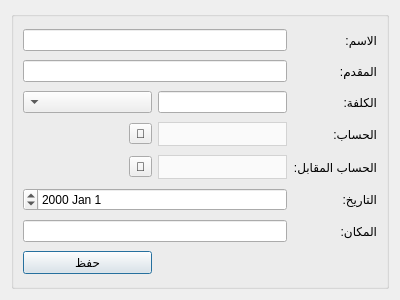
The window that Ui_Course_View.ui (rabee361/E-commerce2) describes before a commit, drawn with Qt 5.
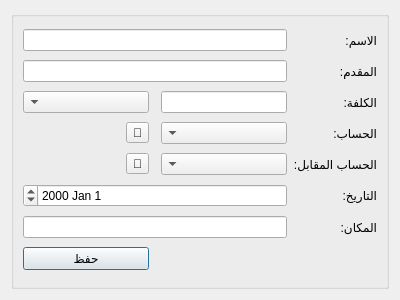
The same window after the commit.

Patch:
```diff
--- a/Ui_Course_View.ui
+++ b/Ui_Course_View.ui
@@ -29,16 +29,23 @@
       <string/>
      </property>
      <layout class="QGridLayout" name="gridLayout_26">
-      <item row="10" column="1" colspan="2">
-       <widget class="QDateEdit" name="course_date_input"/>
+      <item row="9" column="0">
+       <widget class="QLabel" name="email_label_2">
+        <property name="text">
+         <string>التاريخ:</string>
+        </property>
+       </widget>
       </item>
-      <item row="0" column="0">
-       <widget class="QLabel" name="name_label_2">
+      <item row="11" column="3">
+       <widget class="QPushButton" name="course_save_btn">
         <property name="text">
-         <string>الاسم:</string>
+         <string>حفظ</string>
         </property>
        </widget>
       </item>
+      <item row="1" column="1" colspan="3">
+       <widget class="QLineEdit" name="course_providor_input"/>
+      </item>
       <item row="1" column="0">
        <widget class="QLabel" name="department_label_2">
         <property name="text">
@@ -46,126 +53,97 @@
         </property>
        </widget>
       </item>
-      <item row="2" column="0">
-       <widget class="QLabel" name="job_title_label_2">
-        <property name="text">
-         <string>الكلفة:</string>
-        </property>
-       </widget>
-      </item>
-      <item row="4" column="1">
-       <widget class="QComboBox" name="course_costs_account_combobox">
-        <property name="sizePolicy">
-         <sizepolicy hsizetype="Expanding" vsizetype="Fixed">
-          <horstretch>0</horstretch>
-          <verstretch>0</verstretch>
-         </sizepolicy>
-        </property>
-        <property name="styleSheet">
-         <string notr="true">QComboBox {
-        background-color: #fafafa;
-        border: 1px solid lightgrey;		
-		height: 22px;
-		color: black;
-    }
-    QComboBox::drop-down {
-        border: none;
-    }</string>
-        </property>
-       </widget>
-      </item>
-      <item row="4" column="0">
-       <widget class="QLabel" name="job_title_label_3">
-        <property name="text">
-         <string>الحساب:</string>
-        </property>
-       </widget>
-      </item>
-      <item row="1" column="1" colspan="2">
-       <widget class="QLineEdit" name="course_providor_input"/>
-      </item>
-      <item row="12" column="2">
-       <widget class="QPushButton" name="course_save_btn">
-        <property name="text">
-         <string>حفظ</string>
-        </property>
-       </widget>
-      </item>
-      <item row="11" column="0">
-       <widget class="QLabel" name="email_label_3">
-        <property name="text">
-         <string>المكان:</string>
-        </property>
-       </widget>
-      </item>
-      <item row="11" column="1" colspan="2">
+      <item row="10" column="1" colspan="3">
        <widget class="QLineEdit" name="course_place_input"/>
       </item>
+      <item row="5" column="0">
+       <widget class="QLabel" name="job_title_label_4">
+        <property name="text">
+         <string>الحساب المقابل:</string>
+        </property>
+       </widget>
+      </item>
+      <item row="2" column="3">
+       <widget class="QComboBox" name="course_cost_currency_combobox">
+        <property name="sizePolicy">
+         <sizepolicy hsizetype="Expanding" vsizetype="Fixed">
+          <horstretch>0</horstretch>
+          <verstretch>0</verstretch>
+         </sizepolicy>
+        </property>
+       </widget>
+      </item>
       <item row="10" column="0">
-       <widget class="QLabel" name="email_label_2">
+       <widget class="QLabel" name="email_label_3">
         <property name="text">
-         <string>التاريخ:</string>
+         <string>المكان:</string>
         </property>
        </widget>
       </item>
-      <item row="0" column="1" colspan="2">
-       <widget class="QLineEdit" name="course_name_input"/>
+      <item row="5" column="1">
+       <widget class="QComboBox" name="course_costs_opposite_account_combobox">
+        <property name="sizePolicy">
+         <sizepolicy hsizetype="Expanding" vsizetype="Fixed">
+          <horstretch>0</horstretch>
+          <verstretch>0</verstretch>
+         </sizepolicy>
+        </property>
+       </widget>
+      </item>
+      <item row="3" column="1">
+       <widget class="QComboBox" name="course_costs_account_combobox">
+        <property name="sizePolicy">
+         <sizepolicy hsizetype="Expanding" vsizetype="Fixed">
+          <horstretch>0</horstretch>
+          <verstretch>0</verstretch>
+         </sizepolicy>
+        </property>
+       </widget>
+      </item>
+      <item row="0" column="0">
+       <widget class="QLabel" name="name_label_2">
+        <property name="text">
+         <string>الاسم:</string>
+        </property>
+       </widget>
+      </item>
+      <item row="9" column="1" colspan="3">
+       <widget class="QDateEdit" name="course_date_input"/>
       </item>
       <item row="2" column="1">
        <widget class="QLineEdit" name="course_cost_input"/>
       </item>
-      <item row="2" column="2">
-       <widget class="QComboBox" name="course_cost_currency_combobox">
-        <property name="sizePolicy">
-         <sizepolicy hsizetype="Expanding" vsizetype="Fixed">
-          <horstretch>0</horstretch>
-          <verstretch>0</verstretch>
-         </sizepolicy>
-        </property>
-       </widget>
+      <item row="0" column="1" colspan="3">
+       <widget class="QLineEdit" name="course_name_input"/>
       </item>
-      <item row="6" column="1">
-       <widget class="QComboBox" name="course_costs_opposite_account_combobox">
-        <property name="sizePolicy">
-         <sizepolicy hsizetype="Expanding" vsizetype="Fixed">
-          <horstretch>0</horstretch>
-          <verstretch>0</verstretch>
-         </sizepolicy>
-        </property>
-        <property name="styleSheet">
-         <string notr="true">QComboBox {
-        background-color: #fafafa;
-        border: 1px solid lightgrey;		
-		height: 22px;
-		color: black;
-    }
-    QComboBox::drop-down {
-        border: none;
-    }</string>
-        </property>
-       </widget>
-      </item>
-      <item row="6" column="0">
-       <widget class="QLabel" name="job_title_label_4">
+      <item row="3" column="0">
+       <widget class="QLabel" name="job_title_label_3">
         <property name="text">
-         <string>الحساب المقابل:</string>
+         <string>الحساب:</string>
         </property>
        </widget>
       </item>
-      <item row="6" column="2">
-       <widget class="QToolButton" name="select_course_costs_opposite_account_btn">
+      <item row="2" column="0">
+       <widget class="QLabel" name="job_title_label_2">
         <property name="text">
-         <string>🔎</string>
+         <string>الكلفة:</string>
         </property>
        </widget>
       </item>
-      <item row="4" column="2">
+      <item row="3" column="3">
        <widget class="QToolButton" name="select_course_costs_account_btn">
         <property name="text">
          <string>🔎</string>
         </property>
        </widget>
       </item>
+      <item row="5" column="3">
+       <widget class="QToolButton" name="select_course_costs_opposite_account_btn">
+        <property name="text">
+         <string>🔎</string>
+        </property>
+       </widget>
+      </item>
      </layout>
     </widget>
    </item>
```
